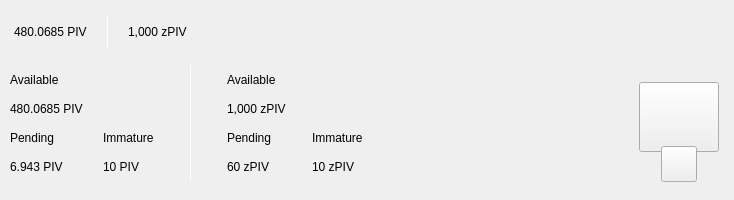
PivxLiteDev/PivxLite, file src/qt/pivxl/forms/topbar.ui: the form before one commit.
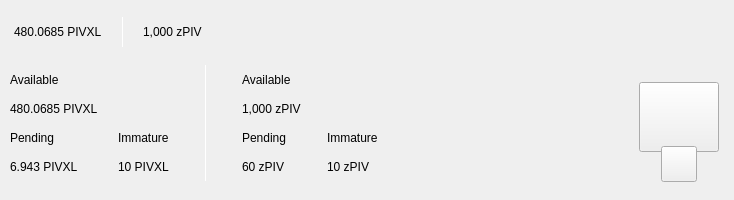
The form after the commit. Custom widgets are drawn as their Qt base class.

Commit message: renamed pivx to pivxl

Patch:
```diff
--- a/src/qt/pivxl/forms/topbar.ui
+++ b/src/qt/pivxl/forms/topbar.ui
@@ -119,7 +119,7 @@
                <string notr="true">padding:0px;margin:0px;</string>
               </property>
               <property name="text">
-               <string>480.0685 PIV</string>
+               <string>480.0685 PIVXL</string>
               </property>
              </widget>
             </item>
@@ -398,7 +398,7 @@
                <item>
                 <widget class="QLabel" name="labelAmountPiv">
                  <property name="text">
-                  <string>480.0685 PIV</string>
+                  <string>480.0685 PIVXL</string>
                  </property>
                 </widget>
                </item>
@@ -421,7 +421,7 @@
                  <item>
                   <widget class="QLabel" name="labelPendingPiv">
                    <property name="text">
-                    <string>6.943 PIV</string>
+                    <string>6.943 PIVXL</string>
                    </property>
                   </widget>
                  </item>
@@ -455,7 +455,7 @@
                  <item>
                   <widget class="QLabel" name="labelImmaturePiv">
                    <property name="text">
-                    <string>10 PIV</string>
+                    <string>10 PIVXL</string>
                    </property>
                   </widget>
                  </item>
```
Left out of the diff: 4 changed lines with no effect on the pictures. The commit also changes 435 other files.
